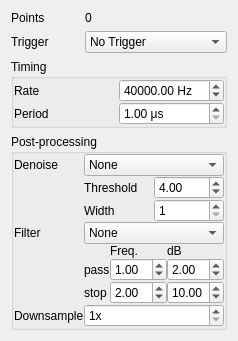
Before: the Qt Designer form acq4/devices/NiDAQ/TaskTemplate.ui in acq4/acq4, drawn with Qt 5.
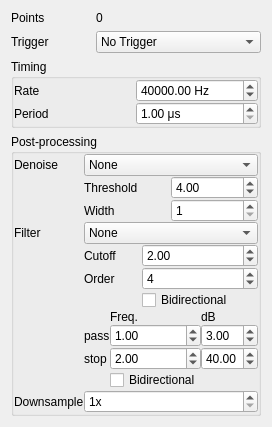
After: the same form once the commit is applied. The open tabs and pages were chosen to show the change. Custom widgets are drawn as their Qt base class.

Commit message: Make bidirectionality optional when using bessel/butterworth filtering in the NiDAQ task gui (new tasks will use unidirectional filtering by default)

The edit to the form file:
```diff
--- a/acq4/devices/NiDAQ/TaskTemplate.ui
+++ b/acq4/devices/NiDAQ/TaskTemplate.ui
@@ -6,8 +6,8 @@
    <rect>
     <x>0</x>
     <y>0</y>
-    <width>200</width>
-    <height>296</height>
+    <width>231</width>
+    <height>366</height>
    </rect>
   </property>
   <property name="windowTitle">
@@ -56,13 +56,6 @@
       <property name="spacing">
        <number>0</number>
       </property>
-      <item row="0" column="0">
-       <widget class="QLabel" name="label_7">
-        <property name="text">
-         <string>Denoise</string>
-        </property>
-       </widget>
-      </item>
       <item row="0" column="1">
        <widget class="QComboBox" name="denoiseCombo">
         <property name="toolTip">
@@ -81,62 +74,11 @@
         </item>
        </widget>
       </item>
-      <item row="1" column="1">
-       <widget class="QStackedWidget" name="denoiseStack">
-        <property name="currentIndex">
-         <number>0</number>
-        </property>
-        <widget class="QWidget" name="page_4"/>
-        <widget class="QWidget" name="page_3">
-         <layout class="QGridLayout" name="gridLayout_7">
-          <property name="margin">
-           <number>0</number>
-          </property>
-          <property name="spacing">
-           <number>0</number>
-          </property>
           <item row="0" column="0">
-           <widget class="QLabel" name="label_13">
+       <widget class="QLabel" name="label_7">
             <property name="text">
-             <string>Threshold</string>
-            </property>
-           </widget>
-          </item>
-          <item row="0" column="1">
-           <widget class="QDoubleSpinBox" name="denoiseThresholdSpin">
-            <property name="toolTip">
-             <string>Minimum threshold of detected noise events</string>
-            </property>
-            <property name="value">
-             <double>4.000000000000000</double>
-            </property>
-           </widget>
-          </item>
-          <item row="1" column="0">
-           <widget class="QLabel" name="label_16">
-            <property name="text">
-             <string>Width</string>
-            </property>
-           </widget>
-          </item>
-          <item row="1" column="1">
-           <widget class="QSpinBox" name="denoiseWidthSpin">
-            <property name="toolTip">
-             <string>Maximum radius of detected noise events</string>
-            </property>
-            <property name="minimum">
-             <number>1</number>
-            </property>
-            <property name="maximum">
-             <number>100000</number>
-            </property>
-            <property name="value">
-             <number>1</number>
-            </property>
-           </widget>
-          </item>
-         </layout>
-        </widget>
+         <string>Denoise</string>
+        </property>
        </widget>
       </item>
       <item row="2" column="0">
@@ -168,66 +110,34 @@
         </item>
        </widget>
       </item>
-      <item row="3" column="1">
-       <widget class="QStackedWidget" name="filterStack">
-        <property name="currentIndex">
-         <number>0</number>
-        </property>
-        <widget class="QWidget" name="page">
-         <layout class="QGridLayout" name="gridLayout_6">
-          <property name="margin">
-           <number>0</number>
-          </property>
-          <property name="spacing">
-           <number>0</number>
-          </property>
-         </layout>
-        </widget>
-        <widget class="QWidget" name="page_2">
-         <layout class="QGridLayout" name="gridLayout_5">
-          <property name="margin">
-           <number>0</number>
-          </property>
-          <property name="spacing">
-           <number>0</number>
-          </property>
-          <item row="0" column="0">
-           <widget class="QLabel" name="label_11">
+      <item row="5" column="0">
+       <widget class="QLabel" name="label_8">
             <property name="text">
-             <string>Cutoff</string>
+         <string>Downsample</string>
             </property>
            </widget>
           </item>
-          <item row="0" column="1">
-           <widget class="SpinBox" name="besselCutoffSpin">
-            <property name="value">
-             <double>2.000000000000000</double>
-            </property>
-           </widget>
-          </item>
-          <item row="1" column="0">
-           <widget class="QLabel" name="label_12">
-            <property name="text">
-             <string>Order</string>
-            </property>
-           </widget>
-          </item>
-          <item row="1" column="1">
-           <widget class="QSpinBox" name="besselOrderSpin">
+      <item row="5" column="1">
+       <widget class="QSpinBox" name="downsampleSpin">
+        <property name="toolTip">
+         <string>Amount DAQ data should be downsampled before returning results (output data is not downsampled before sending to the DAQ). DI/DO data is downsampled by subsampling, AI/AO data is downsampled by averaging. </string>
+        </property>
+        <property name="suffix">
+         <string>x</string>
+        </property>
             <property name="minimum">
              <number>1</number>
             </property>
             <property name="maximum">
-             <number>16</number>
+         <number>10000000</number>
             </property>
             <property name="value">
-             <number>4</number>
+         <number>1</number>
             </property>
            </widget>
           </item>
-         </layout>
-        </widget>
-        <widget class="QWidget" name="page_5">
+      <item row="4" column="1">
+       <widget class="QWidget" name="butterworthCtrl" native="true">
          <layout class="QGridLayout" name="gridLayout_4">
           <property name="margin">
            <number>0</number>
@@ -235,44 +145,47 @@
           <property name="spacing">
            <number>0</number>
           </property>
-          <item row="0" column="1">
-           <widget class="QLabel" name="label_14">
-            <property name="text">
-             <string>Freq.</string>
-            </property>
-           </widget>
-          </item>
-          <item row="0" column="2" colspan="2">
+         <item row="0" column="3">
            <widget class="QLabel" name="label_15">
             <property name="text">
              <string>dB</string>
             </property>
            </widget>
           </item>
-          <item row="1" column="0">
-           <widget class="QLabel" name="label_5">
-            <property name="text">
-             <string>pass</string>
-            </property>
-           </widget>
-          </item>
-          <item row="1" column="1">
+         <item row="1" column="1" colspan="2">
            <widget class="SpinBox" name="butterworthPassbandSpin">
             <property name="toolTip">
              <string>Upper frequency of butterworth passband in multiples of maximum nyquist frequency (sample rate / 2).</string>
             </property>
+           <property name="maximum">
+            <double>1000.000000000000000</double>
+           </property>
             <property name="value">
              <double>1.000000000000000</double>
             </property>
            </widget>
           </item>
-          <item row="1" column="2" colspan="2">
+         <item row="0" column="1" colspan="2">
+          <widget class="QLabel" name="label_14">
+           <property name="text">
+            <string>Freq.</string>
+           </property>
+          </widget>
+         </item>
+         <item row="1" column="0">
+          <widget class="QLabel" name="label_5">
+           <property name="text">
+            <string>pass</string>
+           </property>
+          </widget>
+         </item>
+         <item row="1" column="3">
            <widget class="QDoubleSpinBox" name="butterworthPassDBSpin">
             <property name="toolTip">
              <string>Maximum amplitude of loss in passband</string>
             </property>
             <property name="value">
-             <double>2.000000000000000</double>
+            <double>3.000000000000000</double>
             </property>
            </widget>
           </item>
@@ -283,7 +196,7 @@
             </property>
            </widget>
           </item>
-          <item row="2" column="1">
+         <item row="2" column="1" colspan="2">
            <widget class="SpinBox" name="butterworthStopbandSpin">
             <property name="toolTip">
              <string>Lower frequency of butterworth stopband in multiples of maximum nyquist frequency (sample rate / 2).</string>
@@ -293,44 +206,129 @@
             </property>
            </widget>
           </item>
-          <item row="2" column="2" colspan="2">
+         <item row="2" column="3">
            <widget class="QDoubleSpinBox" name="butterworthStopDBSpin">
             <property name="toolTip">
              <string>Minimum amplitude of loss in stopband</string>
             </property>
             <property name="value">
-             <double>10.000000000000000</double>
+            <double>40.000000000000000</double>
             </property>
            </widget>
           </item>
-         </layout>
-        </widget>
-       </widget>
-      </item>
-      <item row="4" column="0">
-       <widget class="QLabel" name="label_8">
+         <item row="3" column="1" colspan="2">
+          <widget class="QCheckBox" name="butterworthBidirCheck">
+           <property name="text">
+            <string>Bidirectional</string>
+           </property>
+          </widget>
+         </item>
+        </layout>
+       </widget>
+      </item>
+      <item row="3" column="1">
+       <widget class="QWidget" name="besselCtrl" native="true">
+        <layout class="QGridLayout" name="gridLayout_5">
+         <property name="margin">
+          <number>0</number>
+         </property>
+         <property name="spacing">
+          <number>0</number>
+         </property>
+         <item row="0" column="1" colspan="2">
+          <widget class="SpinBox" name="besselCutoffSpin">
+           <property name="value">
+            <double>2.000000000000000</double>
+           </property>
+          </widget>
+         </item>
+         <item row="1" column="0">
+          <widget class="QLabel" name="label_12">
         <property name="text">
-         <string>Downsample</string>
+            <string>Order</string>
         </property>
        </widget>
       </item>
-      <item row="4" column="1">
-       <widget class="QSpinBox" name="downsampleSpin">
+         <item row="0" column="0">
+          <widget class="QLabel" name="label_11">
+           <property name="text">
+            <string>Cutoff</string>
+           </property>
+          </widget>
+         </item>
+         <item row="1" column="1" colspan="2">
+          <widget class="QSpinBox" name="besselOrderSpin">
+           <property name="minimum">
+            <number>1</number>
+           </property>
+           <property name="maximum">
+            <number>16</number>
+           </property>
+           <property name="value">
+            <number>4</number>
+           </property>
+          </widget>
+         </item>
+         <item row="2" column="1" colspan="2">
+          <widget class="QCheckBox" name="besselBidirCheck">
+           <property name="text">
+            <string>Bidirectional</string>
+           </property>
+          </widget>
+         </item>
+        </layout>
+       </widget>
+      </item>
+      <item row="1" column="1">
+       <widget class="QWidget" name="denoiseCtrl" native="true">
+        <layout class="QGridLayout" name="gridLayout_6">
+         <property name="margin">
+          <number>0</number>
+         </property>
+         <property name="spacing">
+          <number>0</number>
+         </property>
+         <item row="0" column="0">
+          <widget class="QLabel" name="label_13">
+           <property name="text">
+            <string>Threshold</string>
+           </property>
+          </widget>
+         </item>
+         <item row="0" column="1">
+          <widget class="QDoubleSpinBox" name="denoiseThresholdSpin">
         <property name="toolTip">
-         <string>Amount DAQ data should be downsampled before returning results (output data is not downsampled before sending to the DAQ). DI/DO data is downsampled by subsampling, AI/AO data is downsampled by averaging. </string>
-        </property>
-        <property name="suffix">
-         <string>x</string>
-        </property>
+            <string>Minimum threshold of detected noise events</string>
+           </property>
+           <property name="value">
+            <double>4.000000000000000</double>
+           </property>
+          </widget>
+         </item>
+         <item row="1" column="0">
+          <widget class="QLabel" name="label_16">
+           <property name="text">
+            <string>Width</string>
+           </property>
+          </widget>
+         </item>
+         <item row="1" column="1">
+          <widget class="QSpinBox" name="denoiseWidthSpin">
+           <property name="toolTip">
+            <string>Maximum radius of detected noise events</string>
+           </property>
         <property name="minimum">
          <number>1</number>
         </property>
         <property name="maximum">
-         <number>10000000</number>
+            <number>100000</number>
         </property>
         <property name="value">
          <number>1</number>
         </property>
+          </widget>
+         </item>
+        </layout>
        </widget>
       </item>
      </layout>
```
Lines whose indentation alone changed are shown as unchanged. The commit also changes 3 other files.
